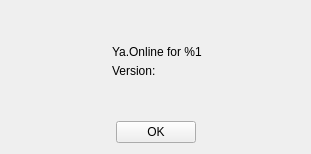
The window that src/tools/yastuff/joimabout.ui (AlekSi/Jabbin) describes before a commit, drawn with Qt 5.
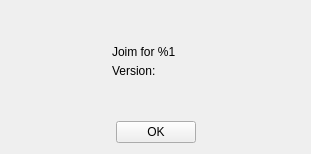
The same window after the commit. Icons and pictures are not drawn. Custom widgets are drawn as their Qt base class.

Patch:
```diff
--- a/src/tools/yastuff/joimabout.ui
+++ b/src/tools/yastuff/joimabout.ui
@@ -53,7 +53,7 @@
      <item row="1" column="1" >
       <widget class="QLabel" name="appName" >
        <property name="text" >
-        <string>Ya.Online for %1</string>
+        <string>Joim for %1</string>
        </property>
       </widget>
      </item>
```
